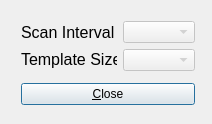
The window that src/controlswindow.ui (ubuntuslave/Qcorr) describes before a commit, drawn with Qt 5.
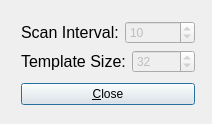
The same window after the commit.

What changed in the file:
```diff
--- a/src/controlswindow.ui
+++ b/src/controlswindow.ui
@@ -40,15 +40,31 @@
          </font>
         </property>
         <property name="text">
-         <string>Scan Interval</string>
+         <string>&lt;!DOCTYPE HTML PUBLIC &quot;-//W3C//DTD HTML 4.0//EN&quot; &quot;http://www.w3.org/TR/REC-html40/strict.dtd&quot;&gt;
+&lt;html&gt;&lt;head&gt;&lt;meta name=&quot;qrichtext&quot; content=&quot;1&quot; /&gt;&lt;style type=&quot;text/css&quot;&gt;
+p, li { white-space: pre-wrap; }
+&lt;/style&gt;&lt;/head&gt;&lt;body style=&quot; font-family:'Arial'; font-size:12pt; font-weight:400; font-style:normal;&quot;&gt;
+&lt;p style=&quot; margin-top:0px; margin-bottom:0px; margin-left:0px; margin-right:0px; -qt-block-indent:0; text-indent:0px;&quot;&gt;Scan Interval:&lt;/p&gt;&lt;/body&gt;&lt;/html&gt;</string>
         </property>
        </widget>
       </item>
       <item>
-       <widget class="QComboBox" name="scanInterval_comboBox">
+       <widget class="QSpinBox" name="scanInterval_spinBox">
         <property name="enabled">
          <bool>false</bool>
         </property>
+        <property name="sizePolicy">
+         <sizepolicy hsizetype="Expanding" vsizetype="Fixed">
+          <horstretch>0</horstretch>
+          <verstretch>0</verstretch>
+         </sizepolicy>
+        </property>
+        <property name="minimum">
+         <number>1</number>
+        </property>
+        <property name="value">
+         <number>10</number>
+        </property>
        </widget>
       </item>
      </layout>
@@ -74,15 +90,24 @@
 &lt;html&gt;&lt;head&gt;&lt;meta name=&quot;qrichtext&quot; content=&quot;1&quot; /&gt;&lt;style type=&quot;text/css&quot;&gt;
 p, li { white-space: pre-wrap; }
 &lt;/style&gt;&lt;/head&gt;&lt;body style=&quot; font-family:'Arial'; font-size:12pt; font-weight:400; font-style:normal;&quot;&gt;
-&lt;p style=&quot; margin-top:0px; margin-bottom:0px; margin-left:0px; margin-right:0px; -qt-block-indent:0; text-indent:0px;&quot;&gt;Template Size&lt;/p&gt;&lt;/body&gt;&lt;/html&gt;</string>
+&lt;p style=&quot; margin-top:0px; margin-bottom:0px; margin-left:0px; margin-right:0px; -qt-block-indent:0; text-indent:0px;&quot;&gt;Template Size:&lt;/p&gt;&lt;/body&gt;&lt;/html&gt;</string>
         </property>
        </widget>
       </item>
       <item>
-       <widget class="QComboBox" name="templateSize_comboBox">
+       <widget class="QSpinBox" name="templateSize_spinBox">
         <property name="enabled">
          <bool>false</bool>
         </property>
+        <property name="sizePolicy">
+         <sizepolicy hsizetype="Expanding" vsizetype="Fixed">
+          <horstretch>0</horstretch>
+          <verstretch>0</verstretch>
+         </sizepolicy>
+        </property>
+        <property name="value">
+         <number>32</number>
+        </property>
        </widget>
       </item>
      </layout>
```
